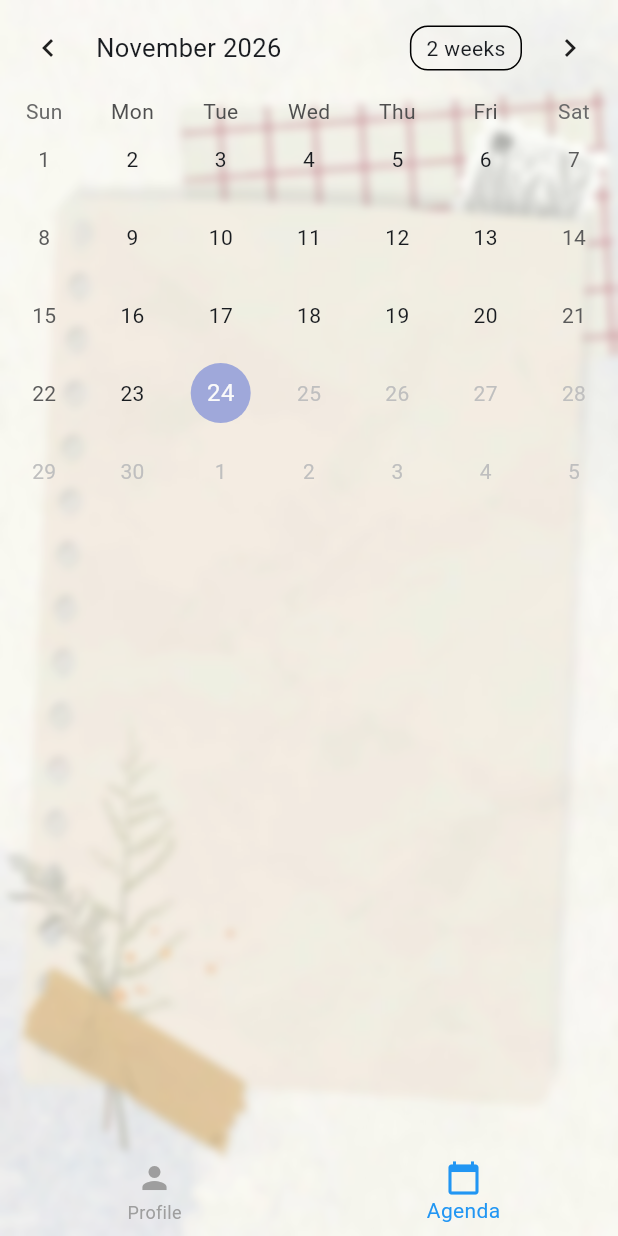
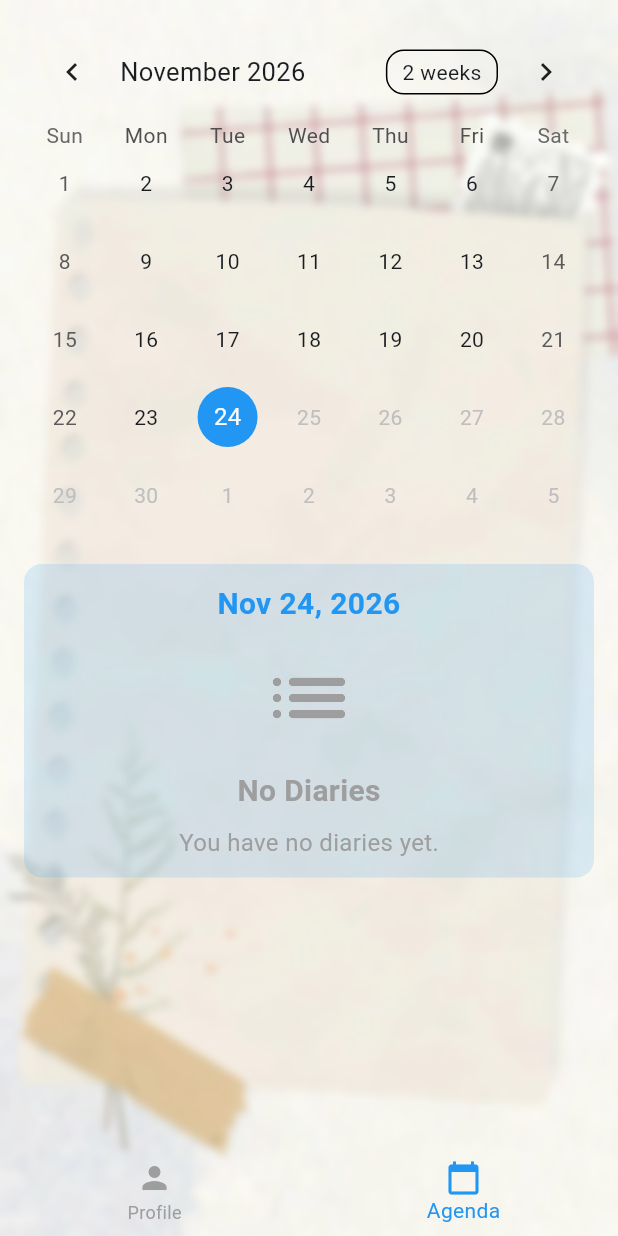
Before and after one commit to aabouqas/mobile, a Flutter app: the screen it shows once a user with an empty profile is signed in, item 2 of the bottom bar chosen, on a phone screen of 412 x 824 dp. Run offline on Flutter 3.47's test engine with Material 3 defaults, Android fonts, the phone set to English and light mode, and no system bars; drawn by our look-alikes of table_calendar; our stand-ins replace fl_chart, geolocator, material_symbols_icons, math_expressions, supabase_flutter; accounts and stored records are empty; network calls fail; statements that could not run were skipped.

Commit message:
feat(agenda): simplify diary list rendering and resolve calendar scroll conflict

```diff
--- a/mobileModule05/advanced_diary_app/lib/agenda_page.dart
+++ b/mobileModule05/advanced_diary_app/lib/agenda_page.dart
@@ -1,3 +1,9 @@
+
+
+import 'package:intl/intl.dart';
+import 'package:advanced_diary_app/diary.dart';
+import 'package:advanced_diary_app/shared.dart';
+import 'package:advanced_diary_app/supabase_service.dart';
 import 'package:flutter/material.dart';
 import 'package:table_calendar/table_calendar.dart';
 
@@ -9,20 +15,74 @@ class AgendaPage extends StatefulWidget {
 }
 
 class _AgendaPageState extends State<AgendaPage> {
+  DateTime _focusedDay = DateTime.now();
+  DateTime _selectedDay = DateUtils.dateOnly(DateTime.now());
+  late Future<List<Diary>> _futureDiaries;
+
+  @override
+  void initState() {
+    super.initState();
+    SupabaseService.refreshNotifier.addListener(_fetchDiaries);
+    _fetchDiaries();
+  }
+
+  void _fetchDiaries() {
+    if (!mounted) return;
+    setState(() {
+      _futureDiaries = SupabaseService.getUserDiaries(date: _selectedDay);
+    });
+  }
+
+  @override
+  void dispose() {
+    SupabaseService.refreshNotifier.removeListener(_fetchDiaries);
+    super.dispose();
+  }
+
   @override
   Widget build(BuildContext context) {
-    return Scaffold(
-      body: SafeArea(
-        child: Column(
-          children: [
-            Center(
-              child: TableCalendar(
+    return SafeArea(
+      child: Scaffold(
+        body: SingleChildScrollView(
+          padding: const EdgeInsets.all(16.0),
+          child: Column(
+            spacing: 20,
+            children: [
+              TableCalendar(
+                availableGestures: AvailableGestures.horizontalSwipe,
+                calendarStyle: CalendarStyle(
+                  selectedDecoration: BoxDecoration(
+                    color: Colors.blue,
+                    shape: .circle,
+                  ),
+                  todayDecoration: BoxDecoration(
+                    color: Colors.blue.withValues(alpha: .5),
+                    shape: .circle,
+                  ),
+                ),
                 firstDay: DateTime.utc(2026, 1, 1),
                 lastDay: DateTime.now(),
-                focusedDay: DateTime.now(),
+                focusedDay: _focusedDay,
+                selectedDayPredicate: (day) {
+                  return isSameDay(_selectedDay, day);
+                },
+                onDaySelected: (selectedDay, focusedDay) {
+                  setState(() {
+                    _selectedDay = selectedDay;
+                    _focusedDay = focusedDay;
+                    _fetchDiaries();
+                  });
+                },
               ),
-            ),
-          ],
+              DiariesList(
+                futureDiaries: _futureDiaries,
+                dateEnabled: false,
+                title: DateFormat.yMMMd().format(_selectedDay),
+              ),
+
+              // _buildDiariesListSection(),
+            ],
+          ),
         ),
       ),
     );
--- /dev/null
+++ b/mobileModule05/advanced_diary_app/lib/shared.dart
@@ -0,0 +1,219 @@
+import 'package:advanced_diary_app/diary.dart';
+import 'package:advanced_diary_app/diary_details_page.dart';
+import 'package:advanced_diary_app/supabase_service.dart';
+import 'package:flutter/material.dart';
+import 'package:material_symbols_icons/symbols.dart';
+
+Color getIconColor(String? icon) {
+  switch (icon) {
+    case 'very_satisfied':
+      return Colors.green;
+    case 'satisfied':
+      return Colors.lightGreen;
+    case 'neutral':
+      return Colors.grey;
+    case 'dissatisfied':
+      return Colors.orange;
+    case 'very_dissatisfied':
+      return Colors.deepOrange;
+    case 'angry':
+      return Colors.red;
+    default:
+      return Colors.grey;
+  }
+}
+
+enum FeelingType {
+  verySatisfied,
+  satisfied,
+  neutral,
+  dissatisfied,
+  veryDissatisfied,
+  angry;
+
+  IconData get icon => switch (this) {
+    .verySatisfied => Icons.sentiment_very_satisfied,
+    .satisfied => Icons.sentiment_satisfied,
+    .neutral => Icons.sentiment_neutral,
+    .dissatisfied => Icons.sentiment_dissatisfied,
+    .veryDissatisfied => Icons.sentiment_very_dissatisfied,
+    .angry => Symbols.sentiment_extremely_dissatisfied,
+  };
+
+  Color get color => switch (this) {
+    .verySatisfied => Colors.green,
+    .satisfied => Colors.lightGreen,
+    .neutral => Colors.grey,
+    .dissatisfied => Colors.orange,
+    .veryDissatisfied => Colors.deepOrange,
+    .angry => Colors.red,
+  };
+
+  static FeelingType fromIndex(int? index) {
+    if (index == null || index < 0 || index >= FeelingType.values.length) {
+      return .neutral;
+    }
+    return .values[index];
+  }
+}
+
+class DiariesList extends StatelessWidget {
+  // final List<Diary> _diaries;
+  final Future<List<Diary>>? _futureDiaries;
+  final bool dateEnabled;
+  final String? title;
+
+  const DiariesList({
+    super.key,
+    required this._futureDiaries,
+    this.title,
+    this.dateEnabled = true,
+  });
+
+  @override
+  Widget build(BuildContext context) {
+    return Container(
+      padding: .all(12),
+      decoration: BoxDecoration(
+        color: Colors.blue.withValues(alpha: .15),
+        borderRadius: .circular(12),
+      ),
+      child: Column(
+        mainAxisSize: .min,
+        children: [
+          if (title != null)
+            Padding(
+              padding: const .only(bottom: 16),
+              child: Text(
+                "$title",
+                textAlign: .center,
+                style: TextStyle(
+                  fontSize: 20,
+                  fontWeight: .bold,
+                  color: Colors.blue,
+                ),
+              ),
+            ),
+          FutureBuilder(
+            future: _futureDiaries,
+            builder: (ctx, snapshot) {
+              if (snapshot.connectionState == ConnectionState.waiting) {
+                return LoadingIndicator();
+              } else if (snapshot.hasError) {
+                return EmptyState(
+                  title: 'Error',
+                  description: 'Something went wrong.',
+                  icon: Symbols.error,
+                );
+              }
+              final diaries = snapshot.data ?? [];
+              if (diaries.isEmpty) {
+                return EmptyState(
+                  title: 'No Diaries',
+                  description: 'You have no diaries yet.',
+                  icon: Icons.list_rounded,
+                );
+              }
+              return ListView.separated(
+                separatorBuilder: (ctx, index) => SizedBox(height: 8),
+                itemCount: diaries.length,
+                shrinkWrap: true,
+                itemBuilder: (context, index) {
+                  final diary = diaries[index];
+                  return Material(
+                    clipBehavior: .antiAlias,
+                    borderRadius: .circular(12),
+                    child: ListTile(
+                      leading: Container(
+                        padding: .all(2),
+                        decoration: BoxDecoration(
+                          color: FeelingType.fromIndex(diary.feeling).color
+                              .withValues(alpha: .2),
+                          shape: .circle,
+                        ),
+                        child: Icon(
+                          diary.getIcon(),
+                          color: FeelingType.fromIndex(diary.feeling).color,
+                        ),
+                      ),
+                      trailing: dateEnabled
+                          ? Text(diary.getFormattedDate())
+                          : SizedBox.shrink(),
+                      title: Text(
+                        diary.title ?? 'No Title',
+                        style: TextStyle(fontWeight: .bold, fontSize: 14),
+                      ),
+                      onTap: () async {
+                        await Navigator.push(
+                          context,
+                          MaterialPageRoute(
+                            builder: (context) =>
+                                DiaryDetailsPage(diary: diary),
+                          ),
+                        );
+                      },
+                    ),
+                  );
+                },
+              );
+            },
+          ),
+        ],
+      ),
+    );
+  }
+}
+
+class EmptyState extends StatelessWidget {
+  final String title;
+  final String description;
+  final IconData icon;
+
+  const EmptyState({
+    super.key,
+    required this.title,
+    required this.description,
+    required this.icon,
+  });
+
+  @override
+  Widget build(BuildContext context) {
+    return Center(
+      child: Column(
+        mainAxisSize: .min,
+        children: [
+          Icon(icon, size: 64, color: Colors.grey),
+          SizedBox(height: 16),
+          Text(
+            title,
+            style: TextStyle(
+              fontSize: 20,
+              fontWeight: .bold,
+              color: Colors.grey,
+            ),
+          ),
+          SizedBox(height: 8),
+          Text(description, style: TextStyle(fontSize: 16, color: Colors.grey)),
+        ],
+      ),
+    );
+  }
+}
+
+class LoadingIndicator extends StatelessWidget {
+  const LoadingIndicator({super.key});
+
+  @override
+  Widget build(BuildContext context) {
+    return Center(
+      child: Container(
+        padding: .all(12),
+        child: SizedBox(
+          width: 32,
+          height: 32,
+          child: CircularProgressIndicator(),
+        ),
+      ),
+    );
+  }
+}
```
